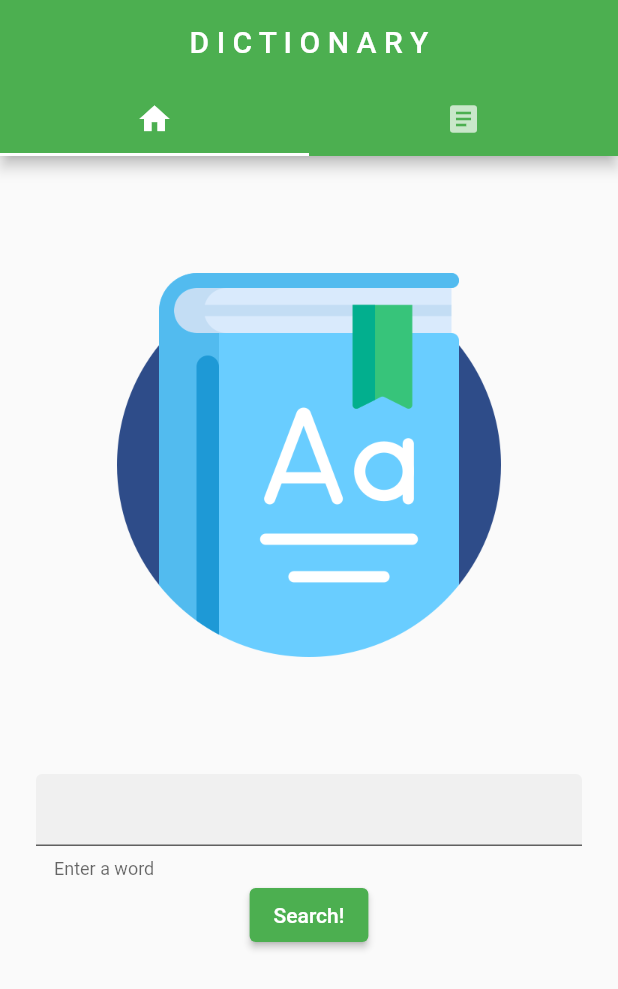
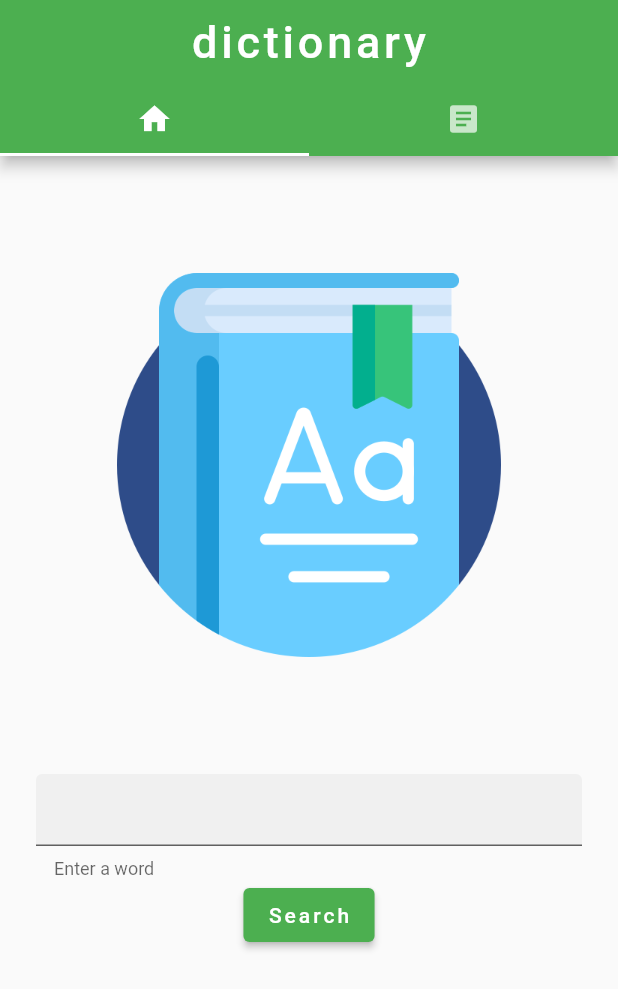
Before and after one commit to danger-ahead/flutter_dictionary, a Flutter app: the screen it shows after launch, on a phone screen of 412 x 824 dp. Shown: the top 989 px of the screen. Run offline on Flutter 3.47's test engine with Material 2 defaults, Android fonts, the phone set to English and light mode, and no system bars; our stand-ins replace google_fonts, sqflite; accounts and stored records are empty; Roboto replaces fonts that are missing (Michroma).

Commit message:
redefined-ui

```diff
--- a/lib/home_about.dart
+++ b/lib/home_about.dart
@@ -3,6 +3,7 @@ import 'package:flutter/material.dart';
 import 'package:flutter/painting.dart';
 import 'package:flutter_dictionary/PreviousWords.dart';
 import 'package:flutter_dictionary/random_results.dart';
+import 'package:google_fonts/google_fonts.dart';
 import 'results.dart';
 import 'package:url_launcher/url_launcher.dart';
 
@@ -34,7 +35,12 @@ dynamic layoutHomeAbout(int selected, BuildContext context) {
         crossAxisAlignment: CrossAxisAlignment.center,
         children: [
           ElevatedButton(
-              child: Text("Search!"),
+              child: Text(
+                "Search",
+                style: GoogleFonts.michroma(
+                  letterSpacing: 2,
+                ),
+              ),
               onPressed: () async {
                 String word = _word.text;
                 _word.text = '';
@@ -53,6 +59,7 @@ dynamic layoutHomeAbout(int selected, BuildContext context) {
           child: TextButton(
               child: Text(
                 "Previously searched words",
+                style: GoogleFonts.michroma(),
               ),
               onPressed: () {
                 Navigator.push(context, MaterialPageRoute(builder: (context) {
@@ -67,7 +74,7 @@ dynamic layoutHomeAbout(int selected, BuildContext context) {
             children: [
               ListTile(
                 leading: Padding(
-                  padding: const EdgeInsets.symmetric(vertical: 4.0),
+                  padding: const EdgeInsets.symmetric(vertical: 1.0),
                   child: ClipRect(
                       child: Image.network(
                           'https://avatars.githubusercontent.com/u/55531939?v=4')),
@@ -75,7 +82,11 @@ dynamic layoutHomeAbout(int selected, BuildContext context) {
                 //ClipRect
                 title: Text(
                   "Hi, I'm Shourya!\nDICTIONARY is my first flutter project.",
-                  style: TextStyle(fontWeight: FontWeight.bold),
+                  style: GoogleFonts.poiretOne(
+                      textStyle: TextStyle(
+                    fontWeight: FontWeight.bold,
+                    fontSize: 30,
+                  )),
                 ), //Text
               ),
               ButtonBar(
@@ -105,15 +116,22 @@ dynamic layoutHomeAbout(int selected, BuildContext context) {
                       );
 
                       var url = params.toString();
-                      if (await canLaunch(url)) {
-                        await launch(url);
-                      } else {
-                        throw 'Could not launch $url';
-                      }
+                      await canLaunch(url) ?
+                        await launch(url) : throw 'Could not launch $url';
                     },
                     icon: Image.network(
                       'https://upload.wikimedia.org/wikipedia/commons/thumb/5/5c/Email_Logo_PNG.png/640px-Email_Logo_PNG.png',
                       scale: 25,
+                    ),
+                  ),
+                  IconButton(
+                    onPressed: () async {
+                      await canLaunch(_telegram)
+                          ? await launch(_telegram,) : throw 'Could not launch $_telegram';
+                    },
+                    icon: Image.network(
+                      'https://upload.wikimedia.org/wikipedia/commons/thumb/8/82/Telegram_logo.svg/240px-Telegram_logo.svg.png',
+                      scale: 8,
                     ),
                   ),
                 ],
@@ -128,3 +146,4 @@ dynamic layoutHomeAbout(int selected, BuildContext context) {
 }
 
 const _github = 'https://github.com/danger-ahead/flutter_dictionary';
+String _telegram = "https://telegram.me/danger_ahead";
--- a/lib/main.dart
+++ b/lib/main.dart
@@ -1,5 +1,6 @@
 import 'package:flutter/material.dart';
 import 'home_about.dart';
+import 'package:google_fonts/google_fonts.dart';
 
 void main() {
   runApp(MyApp());
@@ -37,7 +38,16 @@ class _MyHomePageState extends State<MyHomePage> {
       length: 2,
       child: Scaffold(
         appBar: AppBar(
-          title: Text("D I C T I O N A R Y"),
+          title: Text(
+            "dictionary",
+            style: GoogleFonts.concertOne(
+              textStyle: TextStyle(
+                fontSize: 30,
+                letterSpacing: 2.5,
+                fontWeight: FontWeight.w500,
+              ),
+            ),
+          ),
           centerTitle: true,
           bottom: TabBar(
             tabs: [
--- a/lib/results.dart
+++ b/lib/results.dart
@@ -3,7 +3,7 @@ import 'package:flutter/painting.dart';
 import 'package:flutter_dictionary/words.dart';
 import 'WordsDatabase.dart';
 import 'data.dart';
-import 'widgets/loading.dart';
+import 'widgets/custom.dart';
 
 class Results extends StatelessWidget {
   static String word = '';
@@ -20,7 +20,7 @@ class Results extends StatelessWidget {
         future: getData(word.toString()),
         builder: (context, snapshot) {
           if (snapshot.data == null) {
-            return loading; //Center
+            return loading;
           } else {
             addWord(word);
             var data = (snapshot.data as List<Data>).toList();
--- a/pubspec.yaml
+++ b/pubspec.yaml
@@ -3,7 +3,7 @@ description: Dictionary app using Free Dictionary API.
 
 publish_to: 'none' # Remove this line if you wish to publish to pub.dev
 
-version: 2.0.0+1
+version: 2.0.1+1
 
 environment:
   sdk: ">=2.12.0 <3.0.0"
@@ -16,6 +16,7 @@ dependencies:
   url_launcher: ^6.0.9
   cupertino_icons: ^1.0.3
   http: ^0.13.3
+  google_fonts: ^2.1.0
 
 dev_dependencies:
   flutter_test:
@@ -38,3 +39,4 @@ flutter:
   assets:
     - images/icon.png
     - images/search.gif
+    - images/no_word_error.png
```
Also changed, not shown: lib/PreviousWords.dart (+16 -4 lines), lib/random_results.dart (+8 -3 lines), lib/widgets/custom.dart (renamed from lib/widgets/loading.dart, +8 -0 lines), images/no_word_error.png (added), pubspec.lock.
